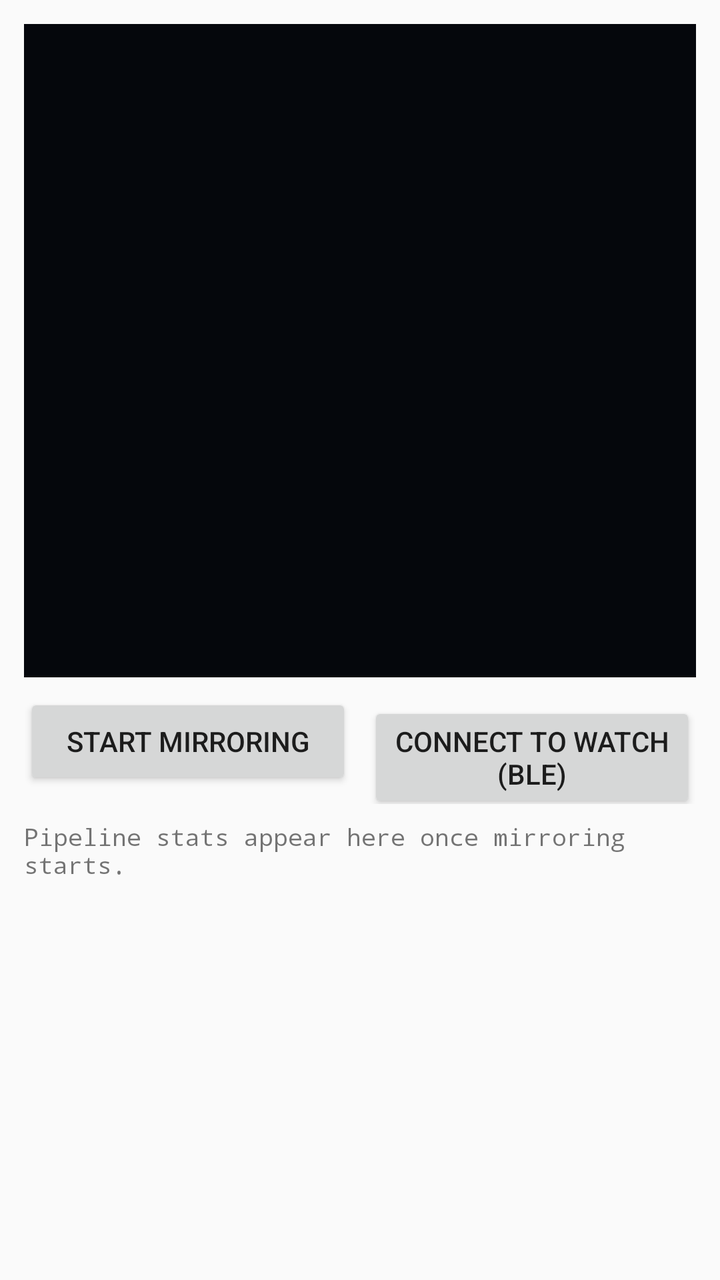
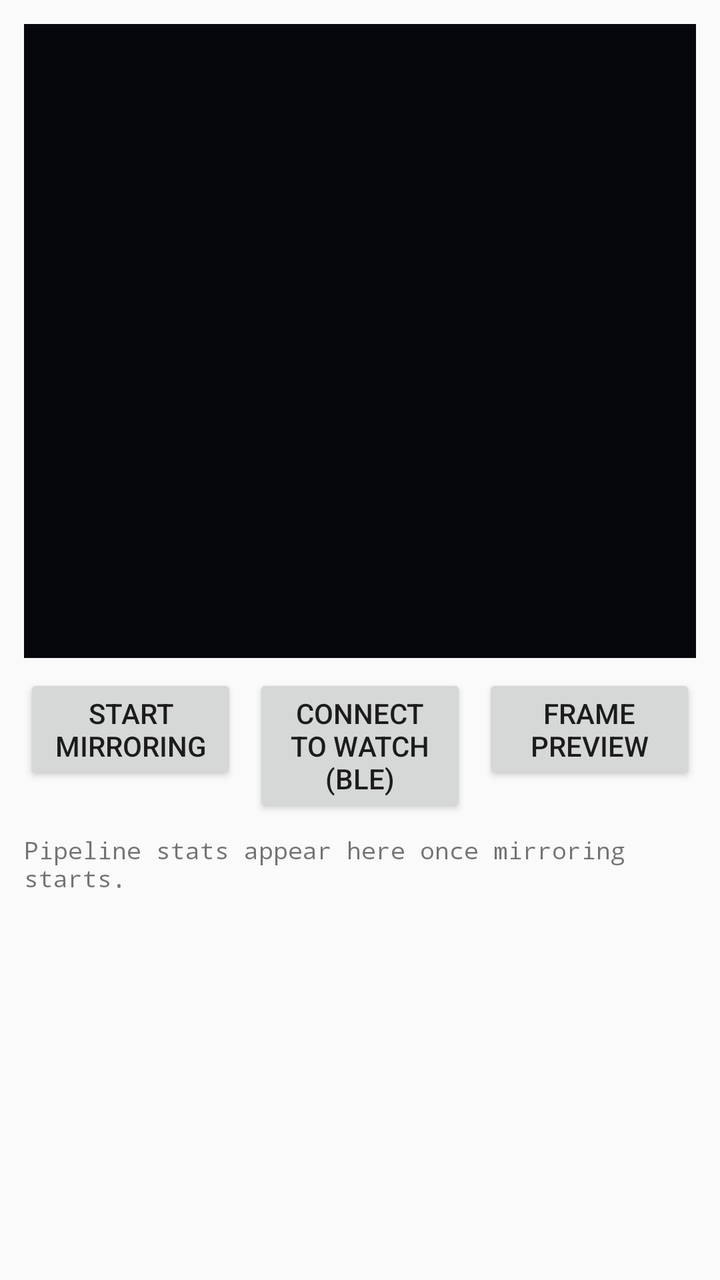

The first picture is an Android layout as it rendered before a commit; the second is the same layout after the commit. The layout source and the unified diff follow.
<!-- AndroidManifest.xml: application theme Theme.WatchPlay.Demo -->
<!-- res/layout/activity_main.xml -->
<?xml version="1.0" encoding="utf-8"?>
<LinearLayout xmlns:android="http://schemas.android.com/apk/res/android"
    android:layout_width="match_parent"
    android:layout_height="match_parent"
    android:orientation="vertical"
    android:padding="12dp">

    <FrameLayout
        android:id="@+id/scene_container"
        android:layout_width="match_parent"
        android:layout_height="0dp"
        android:layout_weight="3"
        android:background="#05070c" />

    <LinearLayout
        android:layout_width="match_parent"
        android:layout_height="wrap_content"
        android:layout_marginTop="8dp"
        android:orientation="horizontal">

        <Button
            android:id="@+id/toggle"
            android:layout_width="0dp"
            android:layout_height="wrap_content"
            android:layout_weight="1"
            android:text="@string/start_mirroring" />

        <Button
            android:id="@+id/watch"
            android:layout_width="0dp"
            android:layout_height="wrap_content"
            android:layout_marginStart="8dp"
            android:layout_weight="1"
            android:text="@string/connect_watch" />

    </LinearLayout>

    <ScrollView
        android:layout_width="match_parent"
        android:layout_height="0dp"
        android:layout_weight="2"
        android:layout_marginTop="8dp">

        <TextView
            android:id="@+id/stats"
            android:layout_width="match_parent"
            android:layout_height="wrap_content"
            android:fontFamily="monospace"
            android:text="@string/stats_placeholder"
            android:textSize="12sp" />

    </ScrollView>

</LinearLayout>
<!-- resources referenced by this layout -->
<resources>
  <string name="connect_watch">Connect to watch (BLE)</string>
  <string name="start_mirroring">Start mirroring</string>
  <string name="stats_placeholder">Pipeline stats appear here once mirroring starts.</string>
  <style name="Theme.WatchPlay.Demo" parent="Theme.AppCompat.DayNight.NoActionBar" />
</resources>

<!-- the commit's change to res/layout/activity_main.xml (unified diff, before → after) -->
@@ -10,7 +10,34 @@
         android:layout_width="match_parent"
         android:layout_height="0dp"
         android:layout_weight="3"
-        android:background="#05070c" />
+        android:background="#05070c">
+
+        <ImageView
+            android:id="@+id/frame_preview"
+            android:layout_width="112dp"
+            android:layout_height="112dp"
+            android:layout_gravity="bottom|end"
+            android:layout_margin="8dp"
+            android:background="#101722"
+            android:contentDescription="@string/frame_preview"
+            android:padding="2dp"
+            android:scaleType="fitCenter"
+            android:visibility="gone" />
+
+        <TextView
+            android:id="@+id/frame_label"
+            android:layout_width="wrap_content"
+            android:layout_height="wrap_content"
+            android:layout_gravity="bottom|start"
+            android:layout_margin="8dp"
+            android:background="#CC101722"
+            android:paddingHorizontal="8dp"
+            android:paddingVertical="4dp"
+            android:textColor="#8a93a8"
+            android:textSize="11sp"
+            android:visibility="gone" />
+
+    </FrameLayout>
 
     <LinearLayout
         android:layout_width="match_parent"
@@ -33,6 +60,14 @@
             android:layout_weight="1"
             android:text="@string/connect_watch" />
 
+        <Button
+            android:id="@+id/frame_toggle"
+            android:layout_width="0dp"
+            android:layout_height="wrap_content"
+            android:layout_marginStart="8dp"
+            android:layout_weight="1"
+            android:text="@string/frame_preview" />
+
     </LinearLayout>
 
     <ScrollView
<!-- resource entries referenced after the edit -->
@@ -1,6 +1,7 @@
 <!-- resources referenced by this layout -->
 <resources>
   <string name="connect_watch">Connect to watch (BLE)</string>
+  <string name="frame_preview">Frame preview</string>
   <string name="start_mirroring">Start mirroring</string>
   <string name="stats_placeholder">Pipeline stats appear here once mirroring starts.</string>
   <style name="Theme.WatchPlay.Demo" parent="Theme.AppCompat.DayNight.NoActionBar" />
